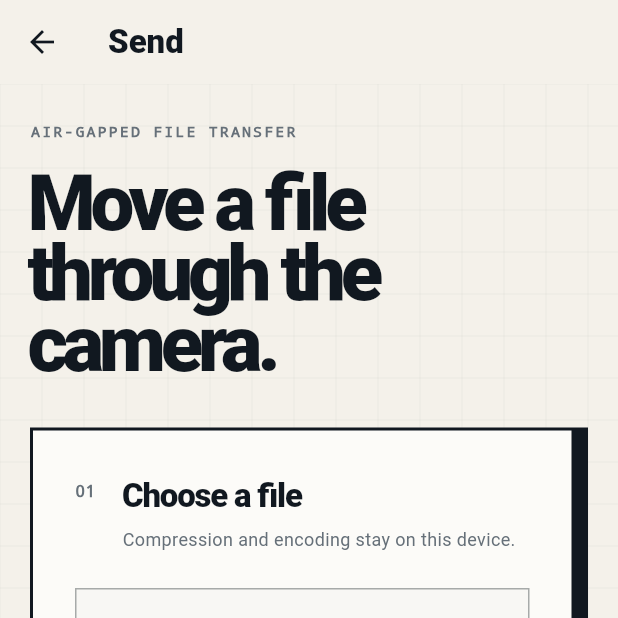
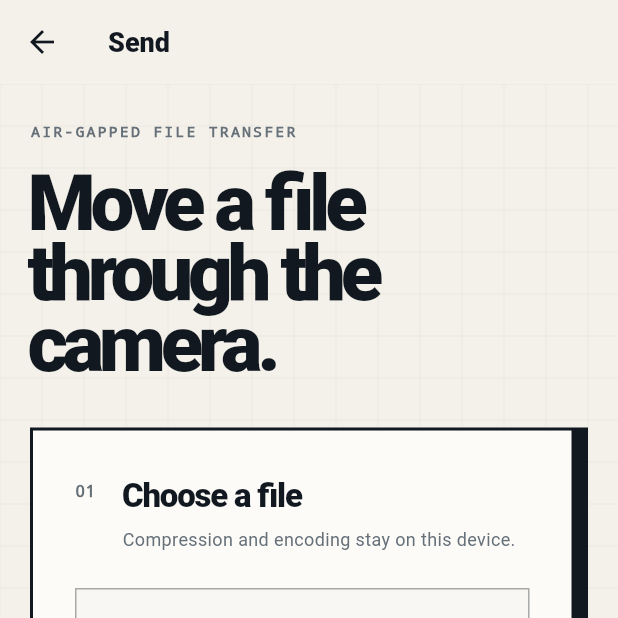
Before and after one commit to itskdey/qr_ferry_flutter, a Flutter app: the screen it shows after launch, after a tap on "01", on a phone screen of 412 x 824 dp, the top half of it. Run offline on Flutter 3.47's test engine with Material 3 defaults, Android fonts, the light colour scheme and no system bars; our stand-ins replace file_picker, get, share_plus; missing offline and left inert: mobile_scanner, qr.

Commit message:
style: refactor UI component styling and spacing across home, receive, and send screens

```diff
--- a/lib/features/home/home_screen.dart
+++ b/lib/features/home/home_screen.dart
@@ -1,3 +1,5 @@
+import 'dart:math' as math;
+
 import 'package:flutter/material.dart';
 import 'package:get/get.dart';
 
@@ -7,7 +9,7 @@ import '../../widgets/qrferry_design.dart';
 class HomeScreen extends StatelessWidget {
   const HomeScreen({super.key});
 
-  static const double _headerHeight = 76;
+  static const double _headerHeight = 50;
 
   @override
   Widget build(BuildContext context) {
@@ -118,12 +120,7 @@ class HomeScreen extends StatelessWidget {
                   ),
                 ],
               ),
-              const Positioned(
-                top: 0,
-                left: 0,
-                right: 0,
-                child: _Header(),
-              ),
+              const Positioned(top: 0, left: 0, right: 0, child: _Header()),
             ],
           ),
         ),
@@ -191,38 +188,34 @@ class _Header extends StatelessWidget {
   @override
   Widget build(BuildContext context) {
     return Container(
+      alignment: .centerLeft,
       height: HomeScreen._headerHeight,
       padding: const EdgeInsets.symmetric(horizontal: 24),
       decoration: BoxDecoration(
         color: QrFerryDesign.paper.withValues(alpha: 0.98),
         border: const Border(
-          bottom: BorderSide(color: QrFerryDesign.ink, width: 1),
+          bottom: BorderSide(color: QrFerryDesign.line, width: 1),
         ),
-        boxShadow: [
-          BoxShadow(
-            color: QrFerryDesign.ink.withValues(alpha: 0.12),
-            offset: const Offset(0, 4),
-            blurRadius: 0,
-          ),
-        ],
       ),
-      child: Row(
-        children: [
-          Image.asset('assets/img/logo/app_logo.png', width: 40, height: 40),
-          const SizedBox(width: 11),
-          _Stagger.build(
-            index: 0,
-            child: const Text(
+      child: _Stagger.build(
+        index: 0,
+        child: Row(
+          children: [
+            const Text(
               'QRFerry',
               style: TextStyle(
-                fontSize: 20,
+                fontSize: 23,
                 fontWeight: FontWeight.w900,
                 letterSpacing: -0.8,
               ),
             ),
-          ),
-          const Spacer(),
-        ],
+            Spacer(),
+            Transform.rotate(
+              angle: math.pi - math.pi / 4,
+              child: Icon(Icons.arrow_back),
+            ),
+          ],
+        ),
       ),
     );
   }
--- a/lib/features/send/send_screen.dart
+++ b/lib/features/send/send_screen.dart
@@ -18,16 +18,20 @@ class SendScreen extends GetView<SendController> {
         appBar: AppBar(
           title: const Text(
             'Send',
-            style: TextStyle(fontWeight: FontWeight.w900),
+            style: TextStyle(fontWeight: FontWeight.w900, fontSize: 18),
           ),
           actions: [
             if (transfer != null)
               MotionReveal(
                 child: TextButton(
                   onPressed: controller.pickFile,
-                  child: const Text('CHANGE FILE'),
+                  child: const Text(
+                    'CHANGE FILE',
+                    style: TextStyle(color: QrFerryDesign.ink, fontSize: 12),
+                  ),
                 ),
               ),
+            const SizedBox(width: 15),
           ],
         ),
         body: PaperGrid(
@@ -132,7 +136,10 @@ class SendScreen extends GetView<SendController> {
                                     child: const Row(
                                       mainAxisSize: MainAxisSize.min,
                                       children: [
-                                        Text('＋', style: TextStyle(fontSize: 18)),
+                                        Text(
+                                          '＋',
+                                          style: TextStyle(fontSize: 18),
+                                        ),
                                         SizedBox(width: 8),
                                         Text(
                                           'Browse files',
@@ -261,9 +268,7 @@ class SendScreen extends GetView<SendController> {
               Row(
                 children: [
                   PulseDot(
-                    color: playing
-                        ? QrFerryDesign.signal
-                        : QrFerryDesign.muted,
+                    color: playing ? QrFerryDesign.signal : QrFerryDesign.muted,
                     active: playing,
                     size: 7,
                   ),
@@ -540,7 +545,11 @@ class _PresetRow extends StatelessWidget {
                   fontWeight: selected ? FontWeight.w900 : FontWeight.w800,
                 ),
                 child: Text(
-                  fps == 5 ? 'Robust' : fps == 8 ? 'Balanced' : 'Turbo',
+                  fps == 5
+                      ? 'Robust'
+                      : fps == 8
+                      ? 'Balanced'
+                      : 'Turbo',
                 ),
               ),
             ),
@@ -572,7 +581,9 @@ class _Corner extends StatelessWidget {
     return SizedBox(
       width: 26,
       height: 26,
-      child: CustomPaint(painter: _CornerPainter(top: top, left: left)),
+      child: CustomPaint(
+        painter: _CornerPainter(top: top, left: left),
+      ),
     );
   }
 }
```
Also changed, not shown: lib/features/receive/receive_screen.dart (+32 -36 lines).
